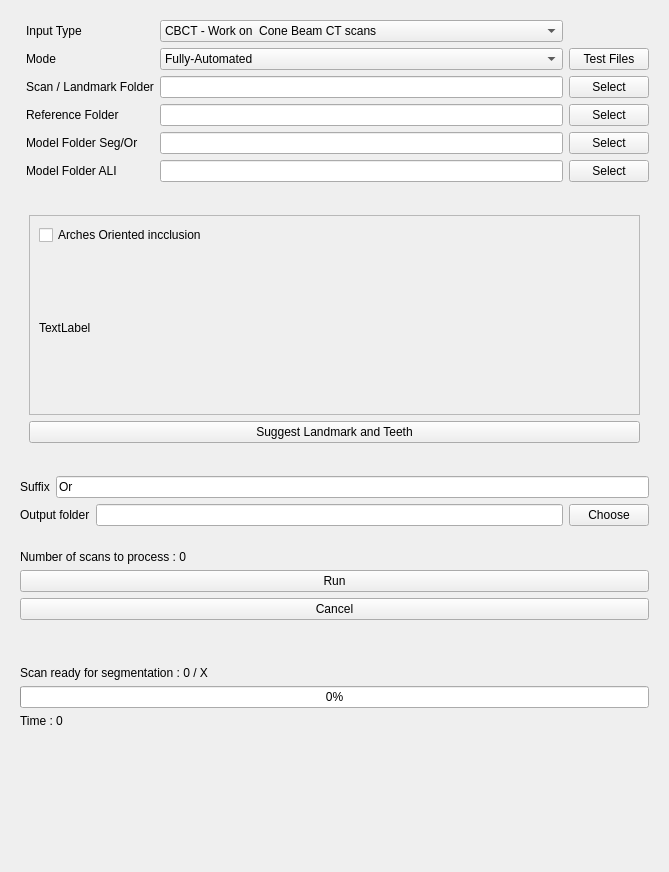
Qt form ASO/Resources/UI/ASO.ui (DCBIA-OrthoLab/SlicerAutomatedDentalTools) before a commit.
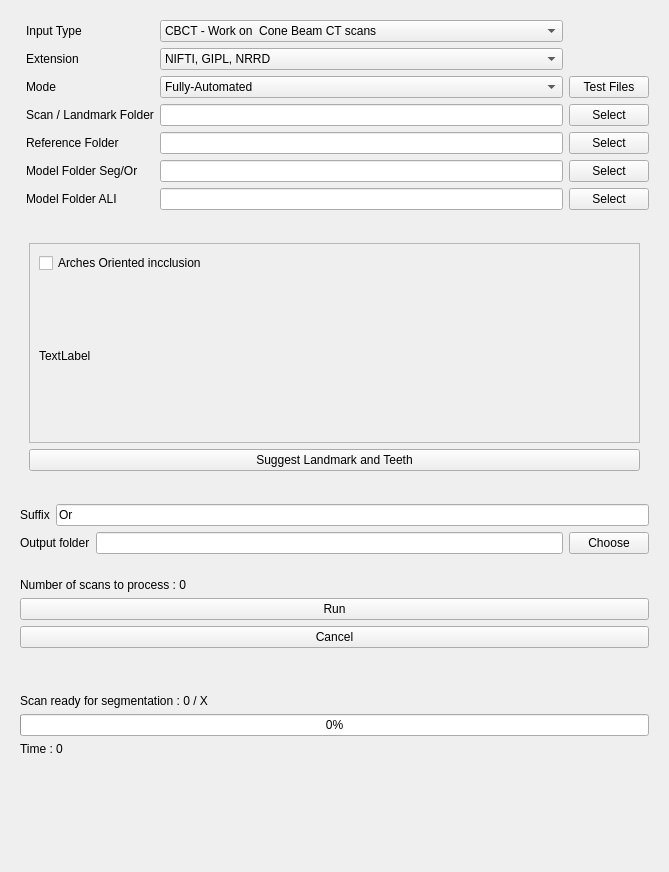
The same form after that commit. The open tabs and pages were chosen to show the change. Custom widgets are drawn as their Qt base class.

Commit message: ENH: DICOM as input for ASO

Diff of the .ui file:
```diff
--- a/ASO/Resources/UI/ASO.ui
+++ b/ASO/Resources/UI/ASO.ui
@@ -30,6 +30,13 @@
               </property>
              </widget>
             </item>
+            <item>
+             <widget class="QLabel" name="label_CBCTInputType">
+              <property name="text">
+               <string>Extension</string>
+              </property>
+             </widget>
+            </item>
             <item>
              <widget class="QLabel" name="label_5">
               <property name="text">
@@ -83,6 +90,20 @@
               </item>
              </widget>
             </item>
+            <item>
+             <widget class="QComboBox" name="CbCBCTInputType">
+              <item>
+               <property name="text">
+                <string>NIFTI, GIPL, NRRD</string>
+               </property>
+              </item>
+              <item>
+               <property name="text">
+                <string>DICOM</string>
+               </property>
+              </item>
+             </widget>
+            </item>
             <item>
              <widget class="QComboBox" name="CbModeType">
               <property name="currentText">
@@ -239,8 +260,8 @@
                   <rect>
                    <x>0</x>
                    <y>0</y>
-                   <width>627</width>
-                   <height>198</height>
+                   <width>225</width>
+                   <height>66</height>
                   </rect>
                  </property>
                  <layout class="QVBoxLayout" name="verticalLayout_14">
```
Left out of the diff: 2 changed lines with no effect on the pictures. The commit also changes 7 other files.
